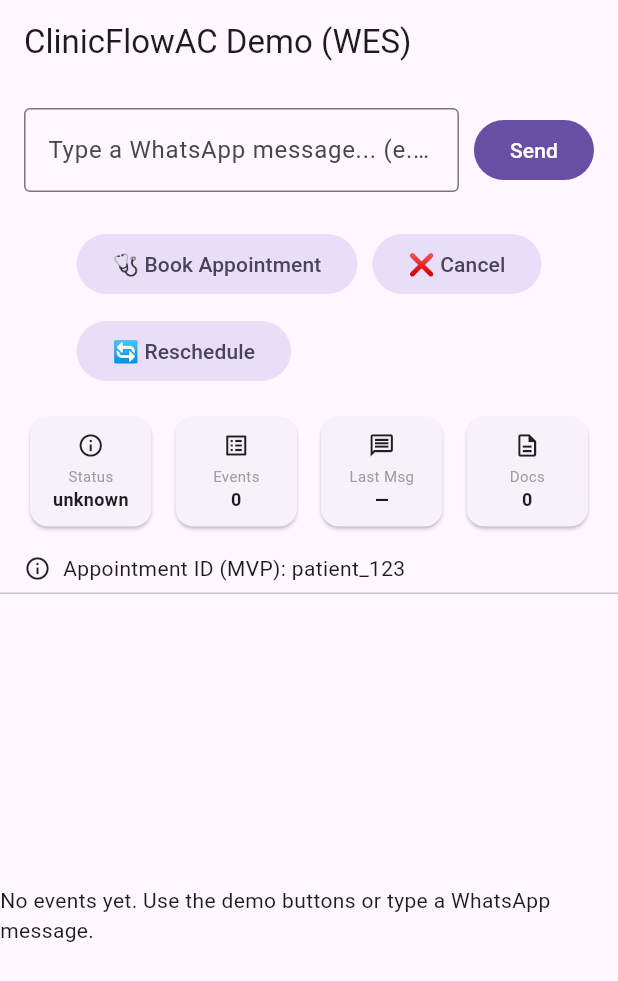
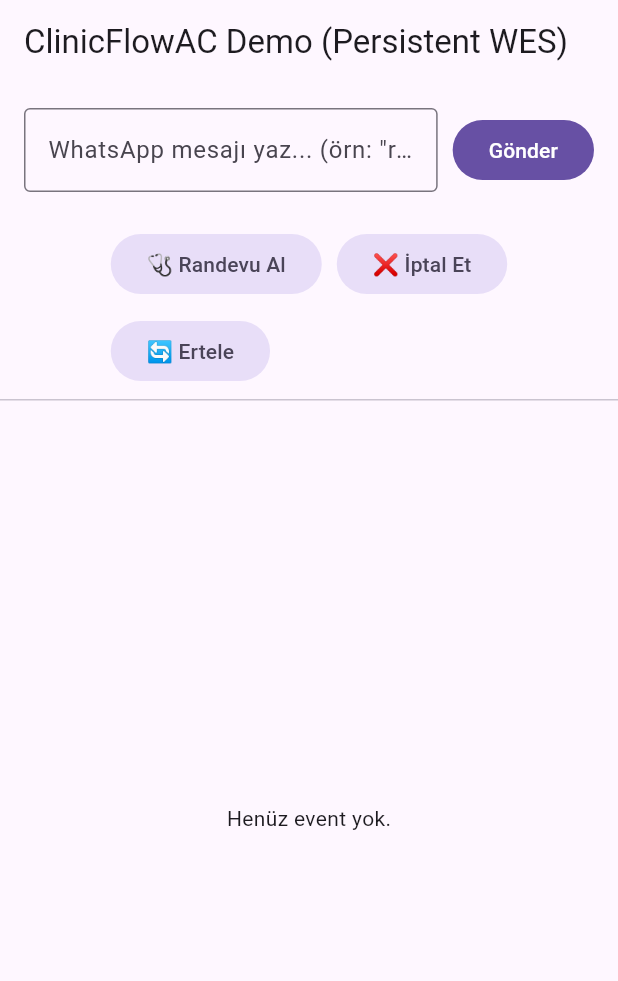
Before and after one commit to aydncy/clinicflowac-oss, a Flutter app: the screen it shows after launch, on a phone screen of 412 x 824 dp. Shown: the top 981 px of the screen. Run offline on Flutter 3.47's test engine with Material 3 defaults, Android fonts, the phone set to English and light mode, and no system bars; our stand-ins replace hive_ce, hive_ce_flutter; accounts and stored records are empty.

Commit message:
Fix main.dart (single main + Hive init, remove in_memory)

```diff
--- a/lib/main.dart
+++ b/lib/main.dart
@@ -1,16 +1,15 @@
+import 'package:flutter/material.dart';
 import 'package:hive_ce_flutter/hive_flutter.dart';
-import 'infrastructure/event_store/hive_event_store.dart';
-import 'package:flutter/material.dart';
+
+import 'application/demo/demo_pipeline.dart';
 import 'domain/events/event_envelope.dart';
 import 'domain/events/event_factories.dart';
-import 'domain/projections/appointment_projection.dart';
-import 'infrastructure/event_store/in_memory_event_store.dart';
+import 'infrastructure/event_store/hive_event_store.dart';
 import 'services/whatsapp_service.dart';
 
-void main() Future<void> main() async {
+Future<void> main() async {
   WidgetsFlutterBinding.ensureInitialized();
   await Hive.initFlutter();
-
   runApp(const ClinicFlowAC());
 }
 
@@ -36,23 +35,26 @@ class DemoScreen extends StatefulWidget {
 
 class _DemoScreenState extends State<DemoScreen> {
   final _store = HiveEventStore();
-  final _projection = AppointmentProjection();
+  late final DemoPipeline _pipeline = DemoPipeline(store: _store);
+
   final _controller = TextEditingController();
+  String _currentAppointmentId = 'patient_123';
+  bool _ready = false;
+
+  late final WhatsAppService _whatsapp = WhatsAppService(
+    onEvent: (WorkflowEvent e) async {
+      await _pipeline.handleEvent(e);
+      setState(() => _currentAppointmentId = e.entity.id);
+    },
+  );
+
   @override
   void initState() {
     super.initState();
     _store.init().then((_) {
-    setState(() {});
+      setState(() => _ready = true);
     });
   }
-  String _currentAppointmentId = 'patient_123';
-
-  late final WhatsAppService _whatsapp = WhatsAppService(
-    onEvent: (WorkflowEvent e) async {
-      await _store.append(e);
-      setState(() => _currentAppointmentId = e.entity.id);
-    },
-  );
 
   @override
   void dispose() {
@@ -60,16 +62,17 @@ void initState() {
     super.dispose();
   }
 
-  Future<List<WorkflowEvent>> _loadEvents() =>
-      _store.loadByEntity(kind: 'appointment', id: _currentAppointmentId);
+  Future<List<WorkflowEvent>> _loadEvents() async {
+    if (!_ready) return const <WorkflowEvent>[];
+    return _store.loadByEntity(kind: 'appointment', id: _currentAppointmentId);
+  }
 
   @override
   Widget build(BuildContext context) {
     return Scaffold(
-      appBar: AppBar(title: const Text('ClinicFlowAC Demo (WES)')),
+      appBar: AppBar(title: const Text('ClinicFlowAC Demo (Persistent WES)')),
       body: Column(
         children: [
-          // WhatsApp Simulation
           Padding(
             padding: const EdgeInsets.all(16),
             child: Row(
@@ -78,21 +81,19 @@ void initState() {
                   child: TextField(
                     controller: _controller,
                     decoration: const InputDecoration(
-                      hintText: 'Type a WhatsApp message... (e.g. "book appointment 15:00")',
+                      hintText: 'WhatsApp mesajı yaz... (örn: "randevu al 15:00")',
                       border: OutlineInputBorder(),
                     ),
                   ),
                 ),
                 const SizedBox(width: 10),
                 FilledButton(
-                  onPressed: () => _simulateWhatsApp(_controller.text.trim()),
-                  child: const Text('Send'),
+                  onPressed: _ready ? () => _simulateWhatsApp(_controller.text.trim()) : null,
+                  child: const Text('Gönder'),
                 ),
               ],
             ),
           ),
-
-          // Demo Buttons
           Padding(
             padding: const EdgeInsets.symmetric(horizontal: 16, vertical: 8),
             child: Wrap(
@@ -100,77 +101,31 @@ void initState() {
               runSpacing: 10,
               children: [
                 FilledButton.tonal(
-                  onPressed: () => _addDemoEvent('appointment_created'),
-                  child: const Text('🩺 Book Appointment'),
+                  onPressed: _ready ? () => _addDemoEvent('appointment_created') : null,
+                  child: const Text('🩺 Randevu Al'),
                 ),
                 FilledButton.tonal(
-                  onPressed: () => _addDemoEvent('appointment_cancelled'),
-                  child: const Text('❌ Cancel'),
+                  onPressed: _ready ? () => _addDemoEvent('appointment_cancelled') : null,
+                  child: const Text('❌ İptal Et'),
                 ),
                 FilledButton.tonal(
-                  onPressed: () => _addDemoEvent('appointment_rescheduled'),
-                  child: const Text('🔄 Reschedule'),
+                  onPressed: _ready ? () => _addDemoEvent('appointment_rescheduled') : null,
+                  child: const Text('🔄 Ertele'),
                 ),
               ],
             ),
           ),
-
-          // Summary Cards (Projection)
-          FutureBuilder<List<WorkflowEvent>>(
+          const Divider(height: 1),
+          Expanded(
+            child: !_ready
+                ? const Center(child: CircularProgressIndicator())
+                : FutureBuilder<List<WorkflowEvent>>(
                     future: _loadEvents(),
                     builder: (context, snapshot) {
                       final events = snapshot.data ?? const <WorkflowEvent>[];
-              final snap = _projection.project(_currentAppointmentId, events);
-
-              return Padding(
-                padding: const EdgeInsets.symmetric(horizontal: 16, vertical: 8),
-                child: Row(
-                  children: [
-                    _summaryCard('Status', snap.status.name, Icons.info_outline),
-                    const SizedBox(width: 8),
-                    _summaryCard('Events', snap.eventCount.toString(), Icons.list_alt),
-                    const SizedBox(width: 8),
-                    _summaryCard('Last Msg', snap.lastMessage ?? '—', Icons.message_outlined),
-                    const SizedBox(width: 8),
-                    _summaryCard('Docs', snap.docsRequested.toString(), Icons.description_outlined),
-                  ],
-                ),
-              );
-            },
-          ),
-
-          // Current Aggregate Info
-          Padding(
-            padding: const EdgeInsets.symmetric(horizontal: 16, vertical: 6),
-            child: Row(
-              children: [
-                const Icon(Icons.info_outline, size: 18),
-                const SizedBox(width: 8),
-                Expanded(
-                  child: Text(
-                    'Appointment ID (MVP): $_currentAppointmentId',
-                    style: Theme.of(context).textTheme.bodyMedium,
-                  ),
-                ),
-              ],
-            ),
-          ),
-
-          const Divider(height: 1),
-
-          // Event Timeline
-          Expanded(
-            child: FutureBuilder<List<WorkflowEvent>>(
-              future: _loadEvents(),
-              builder: (context, snapshot) {
-                final events = snapshot.data ?? const <WorkflowEvent>[];
-
                       if (events.isEmpty) {
-                  return const Center(
-                    child: Text('No events yet. Use the demo buttons or type a WhatsApp message.'),
-                  );
+                        return const Center(child: Text('Henüz event yok.'));
                       }
-
                       return ListView.builder(
                         itemCount: events.length,
                         itemBuilder: (context, i) {
@@ -178,9 +133,7 @@ void initState() {
                           return ListTile(
                             leading: Icon(_getIcon(e.type)),
                             title: Text(e.type),
-                      subtitle: Text(
-                        '${e.entity.kind}/${e.entity.id} • ${e.ts.toLocal()}',
-                      ),
+                            subtitle: Text('${e.entity.kind}/${e.entity.id} • ${e.ts.toLocal()}'),
                             trailing: Text(e.actor),
                           );
                         },
@@ -195,6 +148,7 @@ void initState() {
 
   Future<void> _addDemoEvent(String type) async {
     final id = _currentAppointmentId;
+
     WorkflowEvent e;
     switch (type) {
       case 'appointment_created':
@@ -204,6 +158,7 @@ void initState() {
           actor: 'clinic',
         );
         break;
+
       case 'appointment_cancelled':
         e = WorkflowEvent(
           id: 'demo_${DateTime.now().millisecondsSinceEpoch}',
@@ -214,6 +169,7 @@ void initState() {
           data: {'reason': 'demo'},
         );
         break;
+
       case 'appointment_rescheduled':
         e = WorkflowEvent(
           id: 'demo_${DateTime.now().millisecondsSinceEpoch}',
@@ -229,6 +185,7 @@ void initState() {
           },
         );
         break;
+
       default:
         e = WorkflowEvent(
           id: 'demo_${DateTime.now().millisecondsSinceEpoch}',
@@ -240,13 +197,15 @@ void initState() {
         );
         break;
     }
-    await _store.append(e);
+
+    await _pipeline.handleEvent(e);
     setState(() {});
   }
 
   void _simulateWhatsApp(String message) {
     if (message.isEmpty) return;
-    _whatsapp.handleWebhook({
+
+    final payload = {
       'entry': [
         {
           'changes': [
@@ -256,50 +215,34 @@ void initState() {
                   {'wa_id': _currentAppointmentId}
                 ],
                 'messages': [
-                  {'text': {'body': message}}
-                ],
-              },
-            },
-          ],
-        },
-      ],
-    });
+                  {
+                    'text': {'body': message}
+                  }
+                ]
+              }
+            }
+          ]
+        }
+      ]
+    };
+
+    _whatsapp.handleWebhook(payload);
     _controller.clear();
   }
 
   IconData _getIcon(String type) {
     switch (type) {
-      case 'appointment_created': return Icons.schedule;
-      case 'appointment_cancelled': return Icons.cancel;
-      case 'appointment_rescheduled': return Icons.update;
+      case 'appointment_created':
+        return Icons.schedule;
+      case 'appointment_cancelled':
+        return Icons.cancel;
+      case 'appointment_rescheduled':
+        return Icons.update;
       case 'message_received':
-      case 'message_captured': return Icons.message;
-      case 'document_requested': return Icons.description;
-      case 'consent_given': return Icons.verified_user;
-      default: return Icons.bolt;
+      case 'message_captured':
+        return Icons.message;
+      default:
+        return Icons.bolt;
     }
   }
-
-  Widget _summaryCard(String title, String value, IconData icon) {
-    return Expanded(
-      child: Card(
-        child: Padding(
-          padding: const EdgeInsets.all(10),
-          child: Column(
-            mainAxisSize: MainAxisSize.min,
-            children: [
-              Icon(icon, size: 18),
-              const SizedBox(height: 4),
-              Text(title, style: const TextStyle(fontSize: 10, color: Colors.grey)),
-              Text(
-                value,
-                style: const TextStyle(fontWeight: FontWeight.bold, fontSize: 12),
-                overflow: TextOverflow.ellipsis,
-              ),
-            ],
-          ),
-        ),
-      ),
-    );
 }
-}
```
Lines whose indentation alone changed are shown as unchanged.
